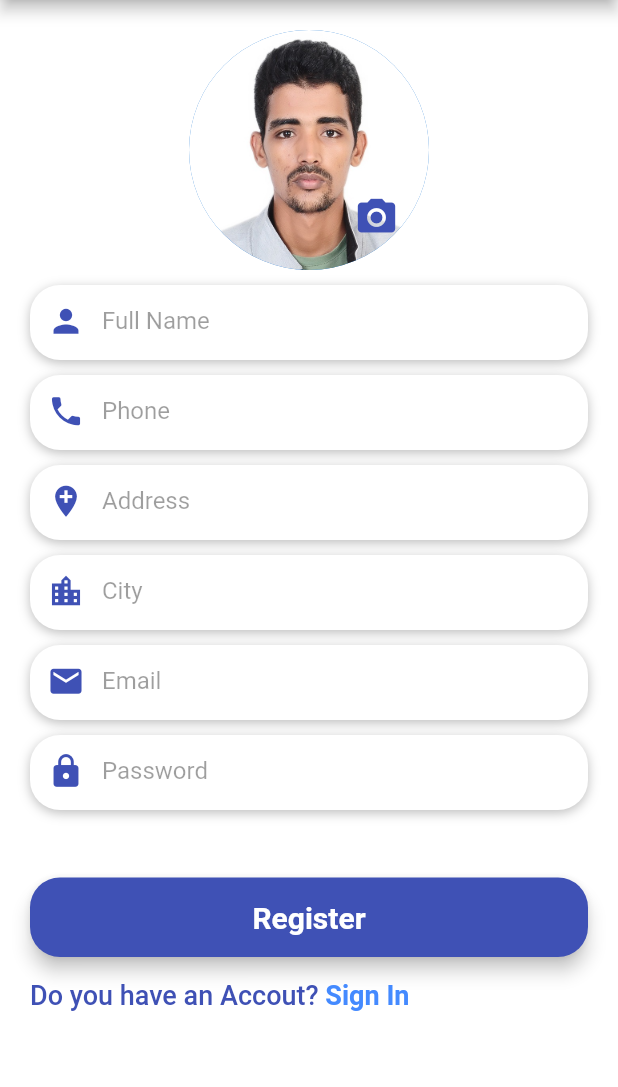
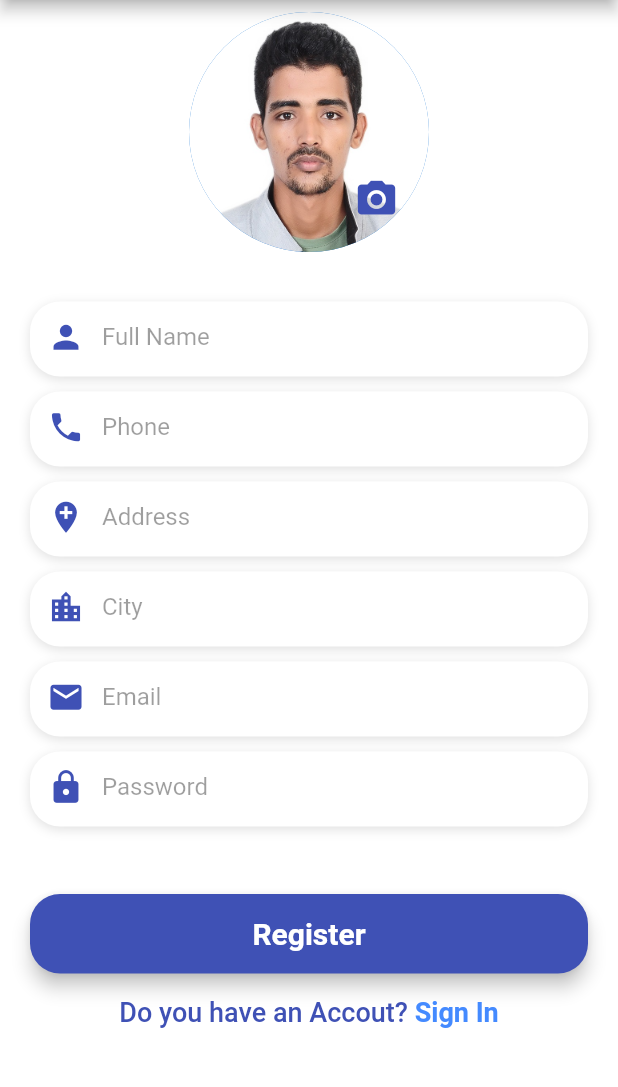
Before and after one commit to SidMhamed/AssistantApp, a Flutter app: the Register screen opened by its route, on a phone screen of 412 x 824 dp, the part 84-1171 px from its top. Run offline on Flutter 3.47's test engine with Material 2 defaults, Android fonts, the phone set to English and light mode, and no system bars; our stand-ins replace image_picker.

Commit message:
Some changes

```diff
--- a/lib/UI/regester.dart
+++ b/lib/UI/regester.dart
@@ -2,7 +2,6 @@ import 'dart:io';
 import 'dart:convert';
 import 'package:flutter/gestures.dart';
 import 'package:flutter/material.dart';
-import 'package:AssistantApp/UI/Auth/mytextfieldusername.dart';
 import 'package:AssistantApp/UI/Login.dart';
 import 'package:image_picker/image_picker.dart';
 
@@ -13,6 +12,8 @@ class Register extends StatefulWidget {
 }
 
 class _RegisterState extends State<Register> {
+  List<String> typesAccount = ['Normal account', 'Pharmacist account'];
+  String selectedTypeAccount = 'Normal account';
   late PickedFile _imageFile;
   final ImagePicker _picker = ImagePicker();
 
@@ -25,17 +26,24 @@ class _RegisterState extends State<Register> {
         centerTitle: true,
         title: Text('AssistantApp'),
       ),
-      body: Padding(
-        padding: const EdgeInsets.symmetric(
-          horizontal: 20.0,
-          vertical: 20.0,
-        ),
+      body: Container(
+
           child: ListView(
             children: <Widget>[
-            imageprofile(),
+              Center(
+                child: Column(
+                  children: <Widget>[
+                    Padding(
+                      padding: const EdgeInsets.all(8.0),
+                      child: imageprofile(),
+                    ),
                     SizedBox(
-              height: 10,
+                      height: 20,
                     ),
+                    Container(
+                      padding: EdgeInsets.only(left: 20.0, top: 5.0, right: 20.0,bottom: 5.0),
+                      child: Column(
+                        children: <Widget>[
                           nameTextField(),
                           SizedBox(
                             height: 10,
@@ -60,6 +68,12 @@ class _RegisterState extends State<Register> {
                           ),
                           btnSubmit(),
                           buildSignUpBtn(),
+                        ],
+                      ),
+                    ),
+                  ],
+                ),
+              ),
             ],
           ),
       ),
@@ -171,7 +185,7 @@ class _RegisterState extends State<Register> {
           borderRadius: BorderRadius.circular(20),
           boxShadow: [
             BoxShadow(
-              color: Colors.black26,
+              color: Colors.black12,
               blurRadius: 6,
               offset: Offset(0, 2),
             )
@@ -203,7 +217,7 @@ class _RegisterState extends State<Register> {
           borderRadius: BorderRadius.circular(20),
           boxShadow: [
             BoxShadow(
-              color: Colors.black26,
+              color: Colors.black12,
               blurRadius: 6,
               offset: Offset(0, 2),
             )
@@ -235,7 +249,7 @@ class _RegisterState extends State<Register> {
           borderRadius: BorderRadius.circular(20),
           boxShadow: [
             BoxShadow(
-              color: Colors.black26,
+              color: Colors.black12,
               blurRadius: 6,
               offset: Offset(0, 2),
             )
@@ -267,7 +281,7 @@ class _RegisterState extends State<Register> {
           borderRadius: BorderRadius.circular(20),
           boxShadow: [
             BoxShadow(
-              color: Colors.black26,
+              color: Colors.black12,
               blurRadius: 6,
               offset: Offset(0, 2),
             )
@@ -299,7 +313,7 @@ class _RegisterState extends State<Register> {
           borderRadius: BorderRadius.circular(20),
           boxShadow: [
             BoxShadow(
-              color: Colors.black26,
+              color: Colors.black12,
               blurRadius: 6,
               offset: Offset(0, 2),
             )
@@ -308,7 +322,7 @@ class _RegisterState extends State<Register> {
       child: TextField(
         keyboardType: TextInputType.emailAddress,
         style: TextStyle(
-          color: Colors.black87,
+          color: Colors.white,
         ),
         decoration: InputDecoration(
             border: InputBorder.none,
@@ -331,7 +345,7 @@ class _RegisterState extends State<Register> {
           borderRadius: BorderRadius.circular(20),
           boxShadow: [
             BoxShadow(
-              color: Colors.black26,
+              color: Colors.black12,
               blurRadius: 6,
               offset: Offset(0, 2),
             )
@@ -408,7 +422,38 @@ class _RegisterState extends State<Register> {
       ),
     );
   }
-
+Widget buildTextField(String placeholder, bool isPasswordTextField){
+    return Container(
+      decoration: BoxDecoration(
+          color: Colors.white,
+          borderRadius: BorderRadius.circular(20),
+          boxShadow: [
+            BoxShadow(
+              color: Colors.black26,
+              blurRadius: 6,
+              offset: Offset(0, 2),
+            )
+          ]),
+      height: 50,
+      child: TextField(
+        obscureText: isPasswordTextField,
+        keyboardType: TextInputType.text,
+        style: TextStyle(
+          color: Colors.black87,
+        ),
+        decoration: InputDecoration(
+            border: InputBorder.none,
+            contentPadding: EdgeInsets.only(top: 14),
+            prefixIcon: Icon(
+              Icons.person,
+              color: Colors.indigo,
+              size: 25,
+            ),
+            hintText: placeholder,
+            hintStyle: TextStyle(color: Colors.black38)),
+      ),
+    );
+}
 
 
 }
```
Also changed, not shown: lib/UI/Auth/mybtn.dart (deleted, +0 -27 lines), lib/UI/Auth/mytextfieldpssword.dart (deleted, +0 -45 lines), lib/UI/Auth/mytextfieldusername.dart (deleted, +0 -44 lines), lib/UI/Login.dart (+104 -8 lines), 1 other file. Lines whose indentation alone changed are shown as unchanged.
